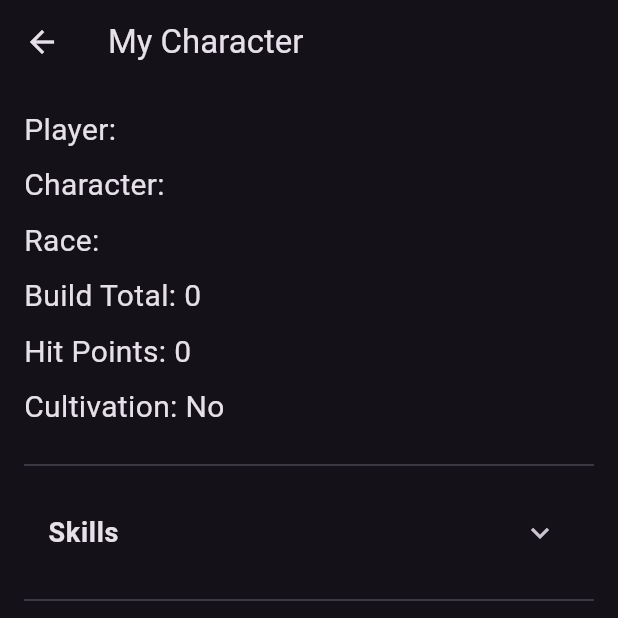
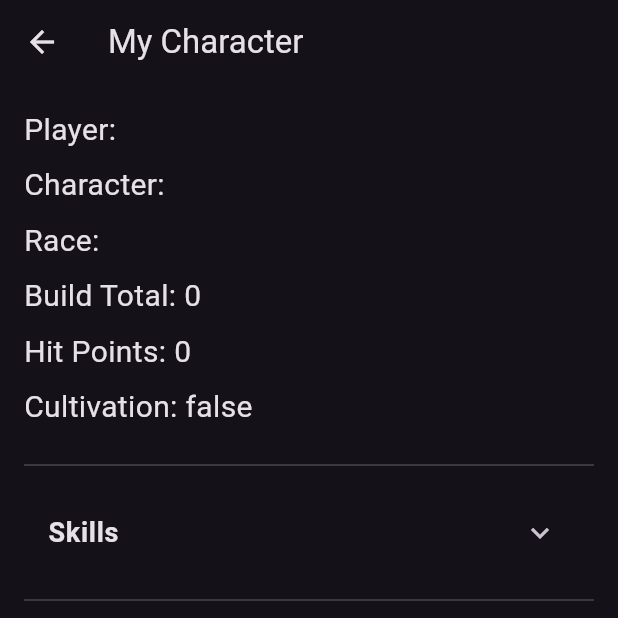
Before and after one commit to Sovereign-Scrolls/Crucible-Helper, a Flutter app: the CharacterSheetPage screen opened directly with empty values, on a phone screen of 412 x 824 dp, the top half of it. Run offline on Flutter 3.47's test engine with Material 3 defaults, Android fonts, the phone set to English and light mode, and no system bars; our stand-ins replace firebase_auth, firebase_core, firebase_storage, google_sign_in; accounts and stored records are empty; network calls fail.

Commit message:
Fix cultivation tier

```diff
--- a/lib/main.dart
+++ b/lib/main.dart
@@ -197,7 +197,7 @@ class CharacterSheetPage extends StatelessWidget {
           SizedBox(height: 8),
           Text('Hit Points: ${character.hitPoints}', style: TextStyle(fontSize: 20)),
           SizedBox(height: 8),
-          Text('Cultivation: ${character.cultivationTier ? "Yes" : "No"}', style: TextStyle(fontSize: 20)),
+          Text('Cultivation: ${character.cultivationTier}', style: TextStyle(fontSize: 20)),
           SizedBox(height: 8),
           Divider(height: 32),
           ExpansionTile(
```
